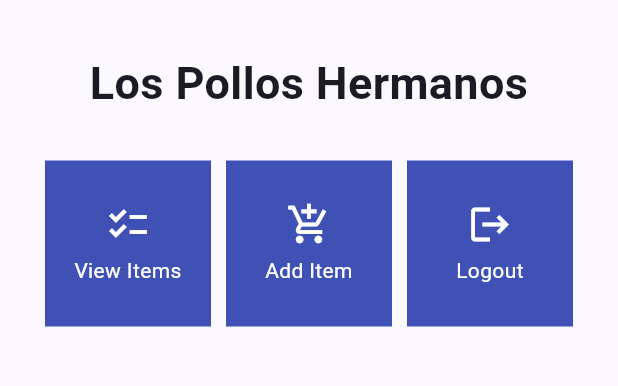
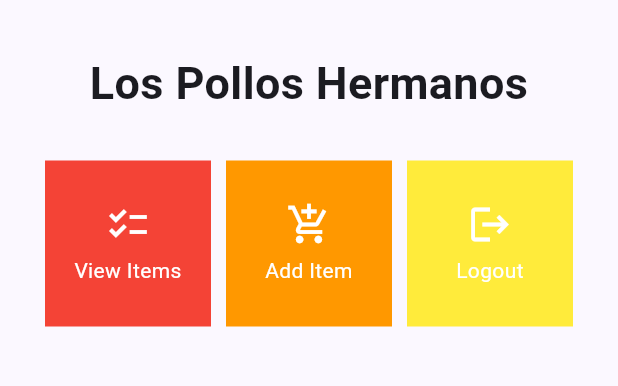
Before and after one commit to TomoriNow/flutter-inventory, a Flutter app: the screen it shows after launch, on a phone screen of 412 x 824 dp, the part 63-449 px from its top. Run offline on Flutter 3.47's test engine with Material 2 defaults, Android fonts, the phone set to English and light mode, and no system bars.

Commit message:
Finished Assignment 6

```diff
--- a/lib/menu.dart
+++ b/lib/menu.dart
@@ -4,9 +4,9 @@
     MyHomePage({Key? key}) : super(key: key);
 
     final List<ShopItem> items = [
-      ShopItem("View Items", Icons.checklist),
-      ShopItem("Add Item", Icons.add_shopping_cart),
-      ShopItem("Logout", Icons.logout)
+      ShopItem("View Items", Icons.checklist, Colors.red),
+      ShopItem("Add Item", Icons.add_shopping_cart, Colors.orange),
+      ShopItem("Logout", Icons.logout, Colors.yellow)
     ];
 
     // This widget is the home page of your application. It is stateful, meaning
@@ -76,8 +76,9 @@
 class ShopItem {
   final String name;
   final IconData icon;
+  final Color color;
 
-  ShopItem(this.name, this.icon);
+  ShopItem(this.name, this.icon, this.color);
 }
 
 class ShopCard extends StatelessWidget {
@@ -88,7 +89,7 @@
   @override
   Widget build(BuildContext context) {
     return Material(
-      color: Colors.indigo,
+      color: item.color,
       child: InkWell(
         // Responsive touch area
         onTap: () {
```
Also changed, not shown: 1 other file.
